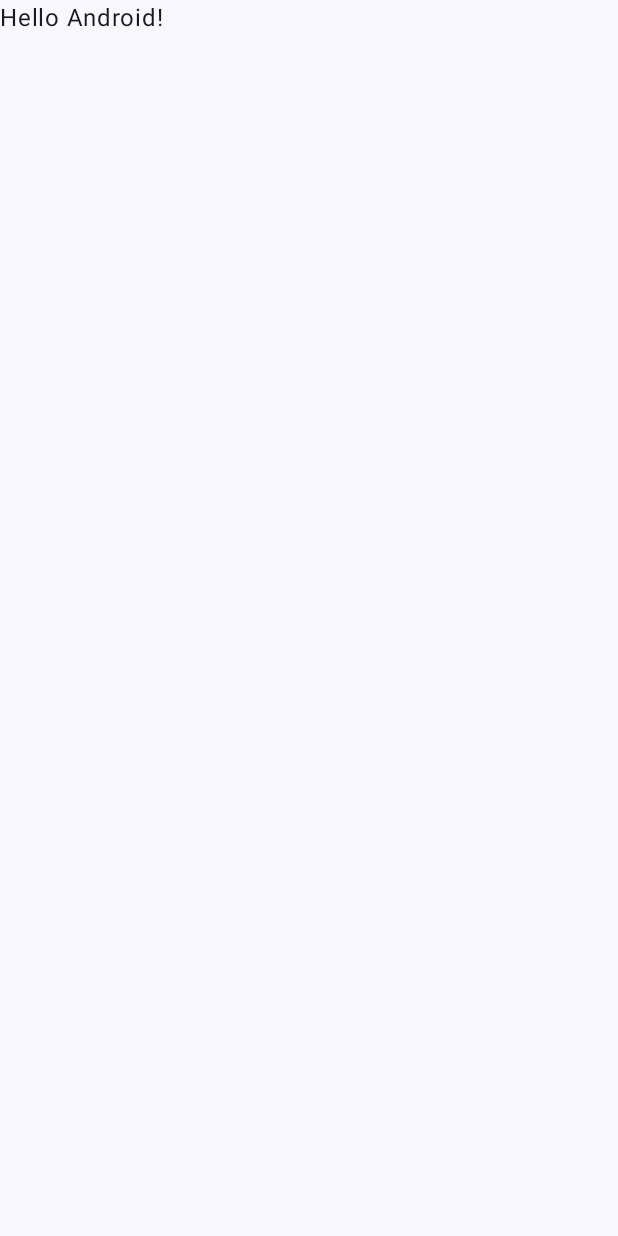
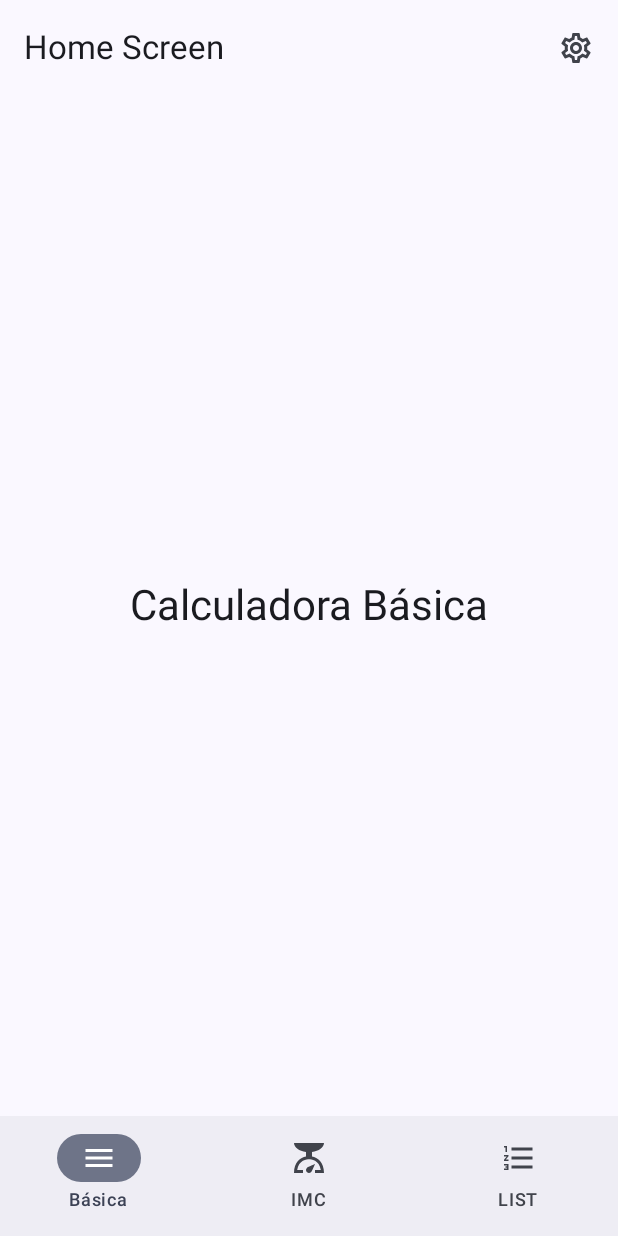
Before and after one commit to GoPlanifiTeam/GoPlanifi, an Android app built with Jetpack Compose: the screen it shows after launch (MainActivity), on a phone screen of 412 x 824 dp. Before the commit the screen is almost empty. Run offline under Robolectric (Android 15) with nearby library versions, the phone set to English and light mode, and no system bars.

Commit message:
Added Home Page Scaffolding, and Modified structure to compyl with professor demands

```diff
--- a/app/build.gradle.kts
+++ b/app/build.gradle.kts
@@ -41,6 +41,7 @@ android {
 
 dependencies {
 
+    implementation(libs.androidx.material.icons.extended)
     implementation(libs.androidx.core.ktx)
     implementation(libs.androidx.lifecycle.runtime.ktx)
     implementation(libs.androidx.activity.compose)
@@ -49,6 +50,7 @@ dependencies {
     implementation(libs.androidx.ui.graphics)
     implementation(libs.androidx.ui.tooling.preview)
     implementation(libs.androidx.material3)
+    implementation(libs.androidx.navigation.compose)
     testImplementation(libs.junit)
     androidTestImplementation(libs.androidx.junit)
     androidTestImplementation(libs.androidx.espresso.core)
--- a/app/src/main/java/com/example/travelplanner/MainActivity.kt
+++ b/app/src/main/java/com/example/travelplanner/MainActivity.kt
@@ -4,26 +4,20 @@ import android.os.Bundle
 import androidx.activity.ComponentActivity
 import androidx.activity.compose.setContent
 import androidx.activity.enableEdgeToEdge
-import androidx.compose.foundation.layout.fillMaxSize
-import androidx.compose.foundation.layout.padding
-import androidx.compose.material3.Scaffold
-import androidx.compose.material3.Text
+import androidx.compose.material3.MaterialTheme
+import androidx.compose.material3.Surface
 import androidx.compose.runtime.Composable
-import androidx.compose.ui.Modifier
-import androidx.compose.ui.tooling.preview.Preview
-import com.example.travelplanner.ui.theme.TravelPlannerTheme
+import androidx.navigation.compose.rememberNavController
+import com.example.travelplanner.ui.theme.TestingTheme
 
 class MainActivity : ComponentActivity() {
     override fun onCreate(savedInstanceState: Bundle?) {
         super.onCreate(savedInstanceState)
         enableEdgeToEdge()
         setContent {
-            TravelPlannerTheme {
-                Scaffold(modifier = Modifier.fillMaxSize()) { innerPadding ->
-                    Greeting(
-                        name = "Android",
-                        modifier = Modifier.padding(innerPadding)
-                    )
+            TestingTheme {
+                Surface(color = MaterialTheme.colorScheme.background) {
+                    MainScreen()
                 }
             }
         }
@@ -31,17 +25,7 @@ class MainActivity : ComponentActivity() {
 }
 
 @Composable
-fun Greeting(name: String, modifier: Modifier = Modifier) {
-    Text(
-        text = "Hello $name!",
-        modifier = modifier
-    )
+fun MainScreen() {
+    val navController = rememberNavController()
+    NavGraph(navController = navController)
 }
-
-@Preview(showBackground = true)
-@Composable
-fun GreetingPreview() {
-    TravelPlannerTheme {
-        Greeting("Android")
-    }
-}
--- /dev/null
+++ b/app/src/main/java/com/example/travelplanner/NavGraph.kt
@@ -0,0 +1,23 @@
+package com.example.travelplanner
+
+
+import androidx.compose.runtime.Composable
+import androidx.navigation.NavHostController
+import androidx.navigation.compose.NavHost
+import androidx.navigation.compose.composable
+import com.example.travelplanner.ui.screens.AboutScreen
+import com.example.travelplanner.ui.screens.mainAppPage
+import com.example.travelplanner.ui.screens.ProfileScreen
+import com.example.travelplanner.ui.screens.SettingsScreen
+import com.example.travelplanner.ui.screens.VersionScreen
+
+@Composable
+fun NavGraph(navController: NavHostController) {
+    NavHost(navController = navController, startDestination = "home") {
+        composable("home") { mainAppPage(navController) }
+        composable("about") { AboutScreen(navController) }
+        composable("version") { VersionScreen(navController) }
+        composable("profile") { ProfileScreen(navController) }
+        composable("settings") { SettingsScreen(navController) }
+    }
+}
--- a/app/src/main/java/com/example/travelplanner/classes/AIRecommendations.kt
+++ b/app/src/main/java/com/example/travelplanner/domain/AIRecommendations.kt
@@ -1,4 +1,4 @@
-package com.example.travelplanner.classes
+package com.example.travelplanner.domain
 
 data class AIRecommendations(
     val trip: Trip,
--- a/app/src/main/java/com/example/travelplanner/classes/Authentication.kt
+++ b/app/src/main/java/com/example/travelplanner/domain/Authentication.kt
@@ -1,4 +1,4 @@
-package com.example.travelplanner.classes
+package com.example.travelplanner.domain
 
 data class Authentication(
     var userId:User,
--- a/app/src/main/java/com/example/travelplanner/classes/Image.kt
+++ b/app/src/main/java/com/example/travelplanner/domain/Image.kt
@@ -1,4 +1,4 @@
-package com.example.travelplanner.classes
+package com.example.travelplanner.domain
 
 data class Image(
     val trip: Trip,
--- a/app/src/main/java/com/example/travelplanner/classes/ItineraryItem.kt
+++ b/app/src/main/java/com/example/travelplanner/domain/ItineraryItem.kt
@@ -1,4 +1,4 @@
-package com.example.travelplanner.classes
+package com.example.travelplanner.domain
 
 data class ItineraryItem(
     val trip: Trip,
--- a/app/src/main/java/com/example/travelplanner/classes/Map.kt
+++ b/app/src/main/java/com/example/travelplanner/domain/Map.kt
@@ -1,4 +1,4 @@
-package com.example.travelplanner.classes
+package com.example.travelplanner.domain
 
 data class Map(
     var latitud: Double,
--- a/app/src/main/java/com/example/travelplanner/classes/Preferences.kt
+++ b/app/src/main/java/com/example/travelplanner/domain/Preferences.kt
@@ -1,4 +1,4 @@
-package com.example.travelplanner.classes
+package com.example.travelplanner.domain
 //
 data class  Preferences(
     var userId: User,
--- a/app/src/main/java/com/example/travelplanner/classes/Trip.kt
+++ b/app/src/main/java/com/example/travelplanner/domain/Trip.kt
@@ -1,4 +1,4 @@
-package com.example.travelplanner.classes
+package com.example.travelplanner.domain
 
 data class Trip(
     val map: Map,
--- a/app/src/main/java/com/example/travelplanner/classes/User.kt
+++ b/app/src/main/java/com/example/travelplanner/domain/User.kt
@@ -1,4 +1,4 @@
-package com.example.travelplanner.classes
+package com.example.travelplanner.domain
 
 data class User(
     var userId: String,
--- /dev/null
+++ b/app/src/main/java/com/example/travelplanner/ui/screens/MainApp.kt
@@ -0,0 +1,174 @@
+package com.example.travelplanner.ui.screens
+
+import androidx.compose.foundation.layout.*
+import androidx.compose.material3.*
+import androidx.compose.material.icons.Icons
+import androidx.compose.material.icons.filled.Build
+import androidx.compose.material.icons.filled.FormatListNumbered
+import androidx.compose.material.icons.filled.Info
+import androidx.compose.material.icons.filled.Menu
+import androidx.compose.material.icons.filled.Person
+import androidx.compose.material.icons.filled.Scale
+import androidx.compose.material.icons.filled.Settings
+import androidx.compose.material.icons.outlined.Settings
+import androidx.compose.material3.Scaffold
+import androidx.compose.runtime.*
+import androidx.compose.ui.Alignment
+import androidx.compose.ui.Modifier
+import androidx.compose.ui.unit.dp
+import androidx.navigation.NavController
+
+// Enum para representar el modo seleccionado
+enum class CalculatorMode {
+    BASIC, IMC, LIST
+}
+
+@OptIn(ExperimentalMaterial3Api::class)
+@Composable
+fun mainAppPage(navController: NavController) {
+    // Estado que guarda el modo actual
+    var selectedCalculator by remember { mutableStateOf(CalculatorMode.BASIC) }
+    var showSettingsMenu by remember { mutableStateOf(false) }
+    // Esto es la estructura para todas las paginas, de Top Bar y Bottom Bar
+    Scaffold(
+        topBar = {
+            TopAppBar(
+                title = { Text("Home Screen") },
+                actions = {
+                    Box {
+                        IconButton(onClick = { showSettingsMenu = !showSettingsMenu }) {
+                            Icon(Icons.Outlined.Settings, contentDescription = "Settings")
+                        }
+                        DropdownMenu(
+                            expanded = showSettingsMenu,
+                            onDismissRequest = { showSettingsMenu = false }
+                        ) {
+                            DropdownMenuItem(
+                                leadingIcon = { Icon(Icons.Filled.Info, contentDescription = "About Icon") },
+                                text = { Text("About") },
+                                onClick = {
+                                    showSettingsMenu = false
+                                    navController.navigate("about")
+                                }
+                            )
+                            DropdownMenuItem(
+                                leadingIcon = { Icon(Icons.Filled.Build, contentDescription = "Version Icon") },
+                                text = { Text("Version") },
+                                onClick = {
+                                    showSettingsMenu = false
+                                    navController.navigate("version")
+                                }
+                            )
+                            DropdownMenuItem(
+                                leadingIcon = { Icon(Icons.Filled.Person, contentDescription = "Profile Icon") },
+                                text = { Text("Profile") },
+                                onClick = {
+                                    showSettingsMenu = false
+                                    navController.navigate("profile")
+                                }
+                            )
+                            DropdownMenuItem(
+                                leadingIcon = { Icon(Icons.Filled.Settings, contentDescription = "Settings Icon") },
+                                text = { Text("Settings") },
+                                onClick = {
+                                    showSettingsMenu = false
+                                    navController.navigate("settings")
+                                }
+                            )
+                        }
+                    }
+                }
+            )
+
+        },
+
+        bottomBar = {
+            NavigationBar {
+                NavigationBarItem(
+                    icon = { Icon(Icons.Default.Menu, contentDescription = "Básica") },
+                    selected = selectedCalculator == CalculatorMode.BASIC,
+                    onClick = { selectedCalculator = CalculatorMode.BASIC },
+                    label = { Text("Básica") }
+                )
+                //iconos
+                //https://fonts.google.com/icons
+                //https://developer.android.com/reference/kotlin/androidx/compose/material/icons/package-summary
+                NavigationBarItem(
+                    icon = { Icon(Icons.Default.Scale, contentDescription = "IMC") },
+                    selected = selectedCalculator == CalculatorMode.IMC,
+                    onClick = { selectedCalculator = CalculatorMode.IMC },
+                    label = { Text("IMC") }
+                )
+
+                NavigationBarItem(
+                    icon = { Icon(Icons.Default.FormatListNumbered, contentDescription = "LIST") },
+                    selected = selectedCalculator == CalculatorMode.LIST,
+                    onClick = { selectedCalculator = CalculatorMode.LIST },
+                    label = { Text("LIST") }
+                )
+            }
+        }
+    ) { innerPadding ->
+        // Contenido que se actualiza según el modo seleccionado
+        Box(
+            modifier = Modifier
+                .fillMaxSize()
+                .padding(innerPadding)
+        ) {
+            when (selectedCalculator) {
+                CalculatorMode.BASIC -> BasicCalculator()
+                CalculatorMode.IMC -> IMCCalculator()
+                CalculatorMode.LIST -> ListExample()
+            }
+        }
+    }
+}
+
+@Composable
+fun BasicCalculator() {
+    // Vista placeholder para la calculadora básica
+    Column(
+        modifier = Modifier
+            .fillMaxSize()
+            .padding(16.dp),
+        verticalArrangement = Arrangement.Center,
+        horizontalAlignment = Alignment.CenterHorizontally
+    ) {
+        Text(text = "Calculadora Básica", style = MaterialTheme.typography.headlineMedium )
+        // Aquí puedes agregar los componentes y lógica de la calculadora básica
+    }
+}
+
+@Composable
+fun IMCCalculator() {
+    // Vista placeholder para la calculadora de IMC
+    Column(
+        modifier = Modifier
+            .fillMaxSize()
+            .padding(16.dp),
+        verticalArrangement = Arrangement.Center,
+        horizontalAlignment = Alignment.CenterHorizontally
+    ) {
+        Text(text = "Calculadora de IMC", style = MaterialTheme.typography.headlineMedium )
+        // Aquí puedes agregar los componentes y lógica de la calculadora básica
+
+    }
+}
+
+
+@Composable
+fun ListExample() {
+    // Vista placeholder para la calculadora de IMC
+    Column(
+        modifier = Modifier
+            .fillMaxSize()
+            .padding(16.dp),
+        verticalArrangement = Arrangement.Center,
+        horizontalAlignment = Alignment.CenterHorizontally
+    ) {
+        Text(text = "Ejemplo de Listado", style = MaterialTheme.typography.headlineMedium )
+        // Aquí puedes agregar los componentes y lógica de la calculadora básica
+
+        ListApp()
+    }
+}
--- a/app/src/main/java/com/example/travelplanner/ui/theme/Theme.kt
+++ b/app/src/main/java/com/example/travelplanner/ui/theme/Theme.kt
@@ -1,6 +1,5 @@
 package com.example.travelplanner.ui.theme
 
-import android.app.Activity
 import android.os.Build
 import androidx.compose.foundation.isSystemInDarkTheme
 import androidx.compose.material3.MaterialTheme
@@ -34,7 +33,7 @@ private val LightColorScheme = lightColorScheme(
 )
 
 @Composable
-fun TravelPlannerTheme(
+fun TestingTheme(
     darkTheme: Boolean = isSystemInDarkTheme(),
     // Dynamic color is available on Android 12+
     dynamicColor: Boolean = true,
--- a/gradle/libs.versions.toml
+++ b/gradle/libs.versions.toml
@@ -8,9 +8,12 @@ espressoCore = "3.6.1"
 lifecycleRuntimeKtx = "2.8.7"
 activityCompose = "1.10.0"
 composeBom = "2024.04.01"
+materialIconsExtended = "1.7.8"
+navigationCompose = "2.8.8"
 
 [libraries]
 androidx-core-ktx = { group = "androidx.core", name = "core-ktx", version.ref = "coreKtx" }
+androidx-material-icons-extended = { module = "androidx.compose.material:material-icons-extended", version.ref = "materialIconsExtended" }
 junit = { group = "junit", name = "junit", version.ref = "junit" }
 androidx-junit = { group = "androidx.test.ext", name = "junit", version.ref = "junitVersion" }
 androidx-espresso-core = { group = "androidx.test.espresso", name = "espresso-core", version.ref = "espressoCore" }
@@ -24,6 +27,7 @@ androidx-ui-tooling-preview = { group = "androidx.compose.ui", name = "ui-toolin
 androidx-ui-test-manifest = { group = "androidx.compose.ui", name = "ui-test-manifest" }
 androidx-ui-test-junit4 = { group = "androidx.compose.ui", name = "ui-test-junit4" }
 androidx-material3 = { group = "androidx.compose.material3", name = "material3" }
+androidx-navigation-compose = { group = "androidx.navigation", name = "navigation-compose", version.ref = "navigationCompose" }
 
 [plugins]
 android-application = { id = "com.android.application", version.ref = "agp" }
```
Also changed, not shown: app/src/main/java/com/example/travelplanner/ui/screens/AboutScreen.kt (added, +46 -0 lines), app/src/main/java/com/example/travelplanner/ui/screens/ListExample.kt (added, +230 -0 lines), app/src/main/java/com/example/travelplanner/ui/screens/ProfileScreen.kt (added, +56 -0 lines), app/src/main/java/com/example/travelplanner/ui/screens/SettingsScreen.kt (added, +56 -0 lines), app/src/main/java/com/example/travelplanner/ui/screens/VersionScreen.kt (added, +57 -0 lines), 1 other file.
